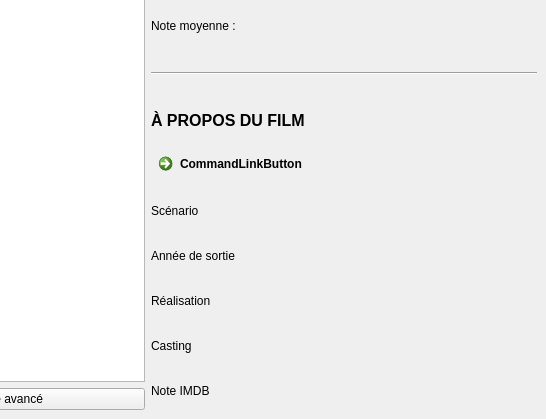
First picture: the form in MainWindow.ui, repository AmbreM71/MovieManager, before the edit; both pictures show x 734 to 1280 and y 301 to 720 of the 1280 by 720 pixel window.
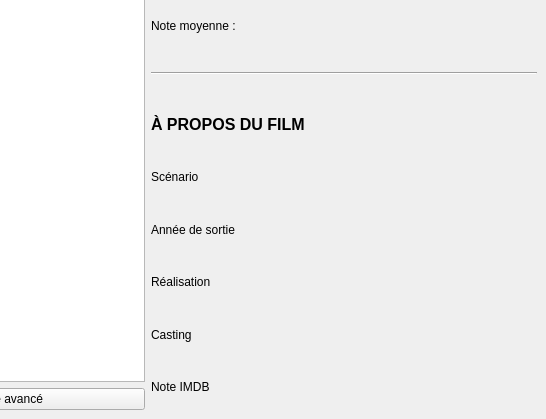
Second picture: the form after the edit.

The edit to the form file:
```diff
--- a/MainWindow.ui
+++ b/MainWindow.ui
@@ -259,28 +259,28 @@
       </item>
       <item>
        <layout class="QGridLayout" name="SelectionInfosLayout">
-        <item row="4" column="0">
+        <item row="3" column="0">
          <widget class="QLabel" name="MovieScreenplayLabel">
           <property name="text">
            <string>Scénario</string>
           </property>
          </widget>
         </item>
-        <item row="9" column="0">
+        <item row="8" column="0">
          <widget class="QLabel" name="MovieIMDBRateLabel">
           <property name="text">
            <string>Note IMDB</string>
           </property>
          </widget>
         </item>
-        <item row="5" column="0">
+        <item row="4" column="0">
          <widget class="QLabel" name="MovieReleaseYearLabel">
           <property name="text">
            <string>Année de sortie</string>
           </property>
          </widget>
         </item>
-        <item row="6" column="0">
+        <item row="5" column="0">
          <widget class="QLabel" name="MovieDirectorLabel">
           <property name="text">
            <string>Réalisation</string>
@@ -303,7 +303,7 @@
           </property>
          </widget>
         </item>
-        <item row="8" column="0">
+        <item row="7" column="0">
          <widget class="QLabel" name="MovieCastLabel">
           <property name="text">
            <string>Casting</string>
@@ -333,13 +333,6 @@
           </property>
          </widget>
         </item>
-        <item row="3" column="0">
-         <widget class="QCommandLinkButton" name="commandLinkButton">
-          <property name="text">
-           <string>CommandLinkButton</string>
-          </property>
-         </widget>
-        </item>
        </layout>
       </item>
      </layout>
```
Left out of the diff: 6 changed lines with no effect on the pictures.
